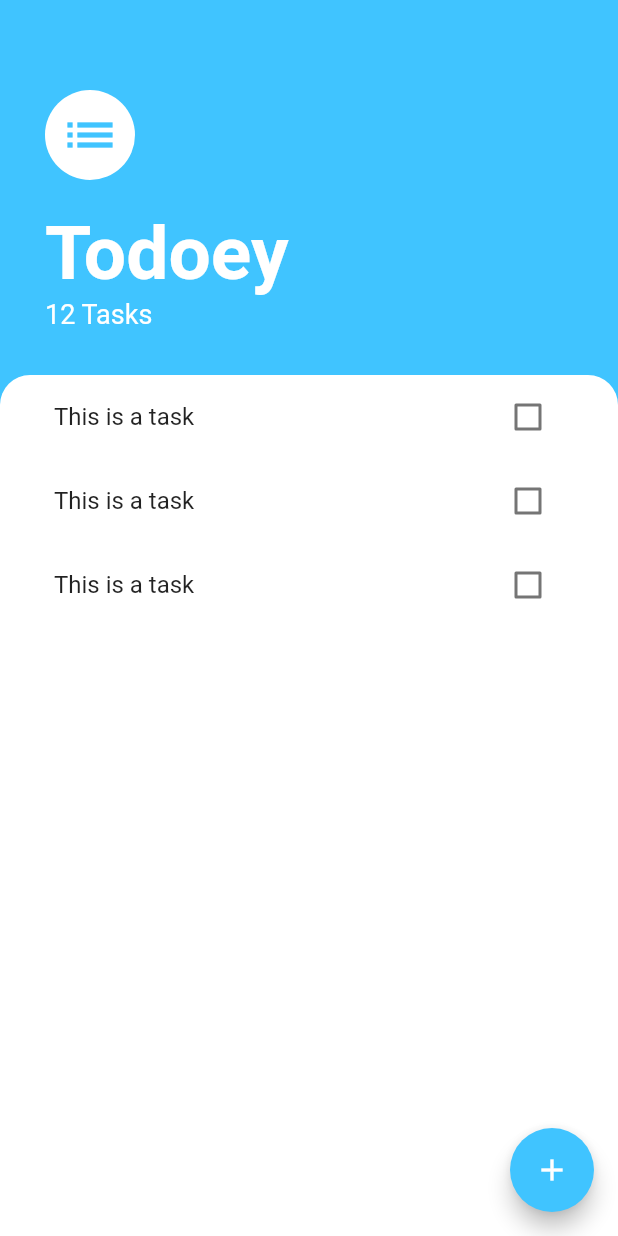
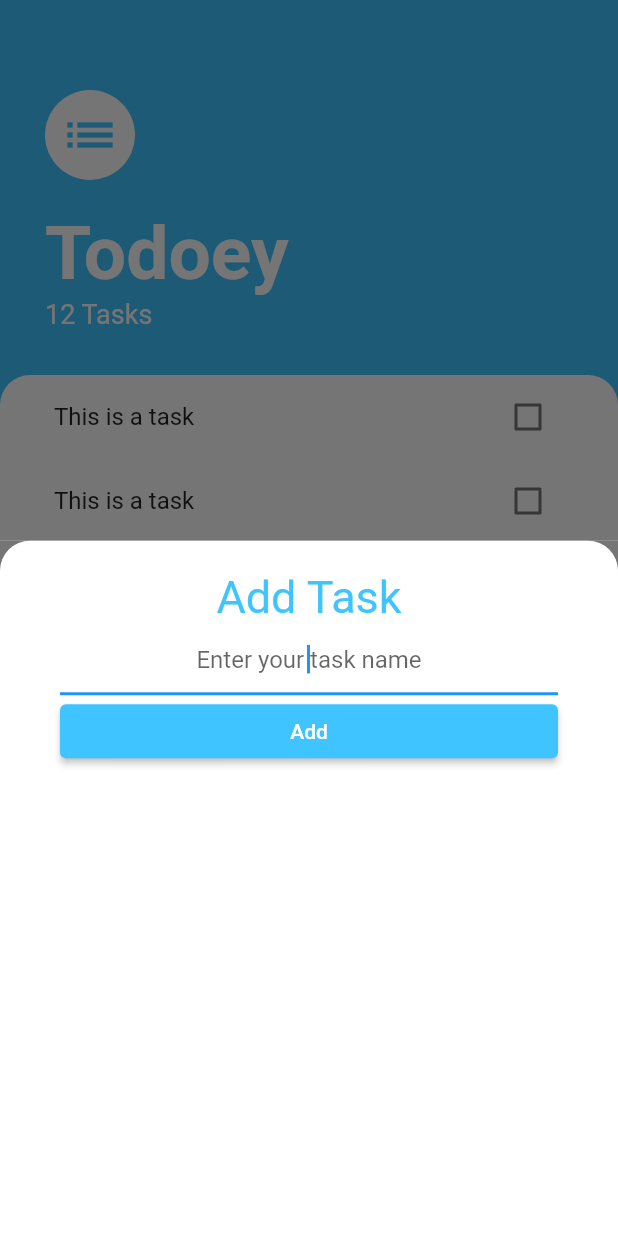
Before and after one commit to PratikBali/todoey_flutter, a Flutter app: the screen it shows after launch, after a tap on the "add" icon, on a phone screen of 412 x 824 dp. Run offline on Flutter 3.47's test engine with Material 2 defaults, Android fonts, the phone set to English and light mode, and no system bars.

```diff
--- /dev/null
+++ b/lib/screens/add_task_screen.dart
@@ -0,0 +1,52 @@
+import 'package:flutter/material.dart';
+
+class AddTaskScreen extends StatelessWidget {
+  const AddTaskScreen({super.key});
+
+  @override
+  Widget build(BuildContext context) {
+    return Container(
+      // height: 400,
+      color: Color(0xff757575),
+      child: Container(
+        padding: const EdgeInsets.all(20),
+        decoration: const BoxDecoration(
+          color: Colors.white,
+          borderRadius: BorderRadius.only(
+              topLeft: Radius.circular(20), topRight: Radius.circular(20)),
+        ),
+        child: Container(
+          padding: EdgeInsets.symmetric(horizontal: 20.0),
+          child: Column(
+            crossAxisAlignment: CrossAxisAlignment.stretch,
+            children: [
+              Text(
+                'Add Task',
+                textAlign: TextAlign.center,
+                style: TextStyle(
+                  color: Colors.lightBlueAccent,
+                  fontSize: 30
+                ),
+              ),
+              TextField(
+                autofocus: true,
+                textAlign: TextAlign.center,
+                decoration: InputDecoration(
+                  hintText: 'Enter your task name'
+                ),
+              ),
+              ElevatedButton(
+                style: ElevatedButton.styleFrom(
+                  backgroundColor: Colors.lightBlueAccent,
+
+                ),
+                onPressed: () => {},
+                child: Text('Add'),
+              ),
+            ],
+          ),
+        ),
+      ),
+    );
+  }
+}
--- a/lib/screens/task_screen.dart
+++ b/lib/screens/task_screen.dart
@@ -1,5 +1,7 @@
 import 'package:flutter/material.dart';
 import 'package:todoey_flutter/widgets/tasks_list.dart';
+
+import 'add_task_screen.dart';
 
 class TaskScreen extends StatelessWidget {
   const TaskScreen({super.key});
@@ -12,7 +14,7 @@ class TaskScreen extends StatelessWidget {
         backgroundColor: Colors.lightBlueAccent,
           child: const Icon(Icons.add, color: Colors.white,),
           onPressed: () {
-
+            showModalBottomSheet(context: context, builder: (BuildContext context) => AddTaskScreen());
           },
       ),
       body: Column(
--- a/lib/widgets/tasks_tile.dart
+++ b/lib/widgets/tasks_tile.dart
@@ -1,14 +1,51 @@
+import 'dart:core';
+
 import 'package:flutter/material.dart';
 
-class TaskTile extends StatelessWidget {
+class TaskTile extends StatefulWidget {
+  @override
+  State<TaskTile> createState() => _TaskTileState();
+}
+
+class _TaskTileState extends State<TaskTile> {
+  bool isChecked = false;
+
+  void toggleCheckBox(bool value) {
+    setState(() {
+      isChecked = value;
+    });
+  }
 
   @override
   Widget build(BuildContext context) {
     return ListTile(
-      title: Text('This is a task'),
-      trailing: Checkbox(
-        value: false, onChanged: (bool? value) {  },
+      title: Text(
+        'This is a task',
+        style: TextStyle(
+            decoration:
+                isChecked ? TextDecoration.lineThrough : TextDecoration.none),
       ),
+      trailing: TaskCheckBox(
+          checkBoxState: isChecked, toggleCheckboxState: toggleCheckBox),
     );
   }
 }
+
+class TaskCheckBox extends StatelessWidget {
+  TaskCheckBox({required this.checkBoxState, required this.toggleCheckboxState});
+
+  final bool checkBoxState;
+  final Function toggleCheckboxState;
+
+  @override
+  Widget build(BuildContext context) {
+    return Checkbox(
+      activeColor: Colors.lightBlueAccent,
+      value: checkBoxState,
+      // onChanged: toggleCheckboxState,
+      onChanged: (value) {
+        toggleCheckboxState(value);
+      },
+    );
+  }
+}
```
